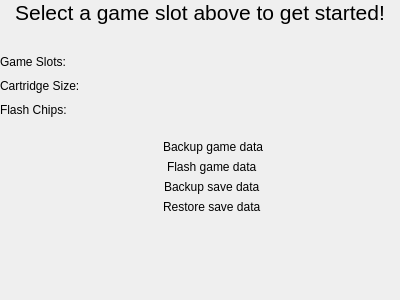
TheFlav/Flash-Masta-Desktop, file src/ui/qt/detail/ngp_fm_cartridge_info_widget.ui: the form before one commit.
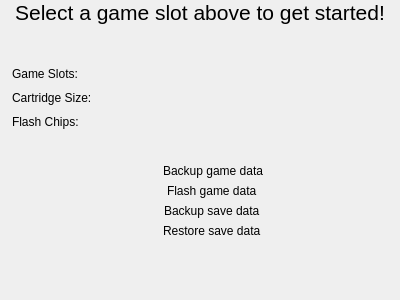
The form after the commit. Icons and pictures are not drawn.

Commit message:
Added cartridge slot widget
+ Added FmCartridgeSlotWidget class for displaying slot information
+ Added cartridge slot widgets to NgpFlashmastaCartridgeWidget
* Fixed bug with widgets not hiding properly in NgpFlashmastaCartridgeWidget

What changed in the file:
```diff
--- a/src/ui/qt/detail/ngp_fm_cartridge_info_widget.ui
+++ b/src/ui/qt/detail/ngp_fm_cartridge_info_widget.ui
@@ -68,6 +68,18 @@
      <property name="verticalSpacing">
       <number>10</number>
      </property>
+     <property name="leftMargin">
+      <number>12</number>
+     </property>
+     <property name="topMargin">
+      <number>12</number>
+     </property>
+     <property name="rightMargin">
+      <number>12</number>
+     </property>
+     <property name="bottomMargin">
+      <number>12</number>
+     </property>
      <item row="0" column="0">
       <widget class="QLabel" name="cartridgeSpecNumSlotsLabel">
        <property name="text">
```
Left out of the diff: 2 changed lines with no effect on the pictures. The commit also changes 8 other files.
